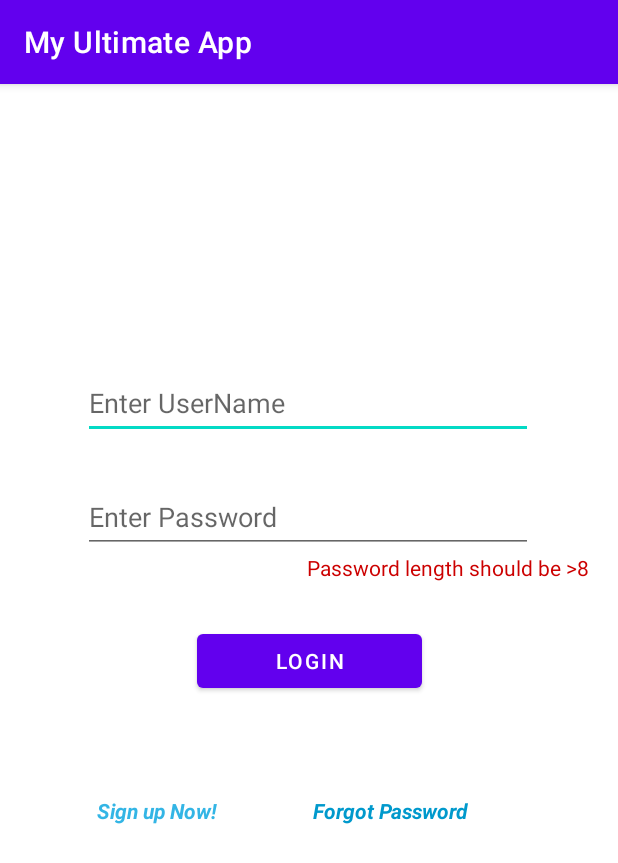
After one commit to jasshu01/My-Ultimate-App, an Android app: the LoginPage screen opened directly, with no data from a screen before it, on a phone screen of 412 x 824 dp. The commit adds this screen. Shown: the top 863 px of the screen. Run offline under Robolectric (Android 15) with nearby library versions, the phone set to English and light mode, and no system bars.

Commit message:
Login Activity Added

```diff
--- /dev/null
+++ b/app/src/main/java/com/example/myultimateapp/LoginPage.java
@@ -0,0 +1,116 @@
+package com.example.myultimateapp;
+
+import androidx.appcompat.app.AppCompatActivity;
+
+import android.annotation.SuppressLint;
+import android.content.Intent;
+import android.content.SharedPreferences;
+import android.graphics.Color;
+import android.os.Bundle;
+import android.text.Editable;
+import android.text.TextWatcher;
+import android.util.Log;
+import android.view.View;
+import android.widget.Button;
+import android.widget.EditText;
+import android.widget.TextView;
+
+public class LoginPage extends AppCompatActivity {
+
+    EditText userName, password;
+    TextView passwordInstructions, signupOption, ForgotPassword;
+    Button loginButton;
+
+
+    @SuppressLint("MissingInflatedId")
+    @Override
+    protected void onCreate(Bundle savedInstanceState) {
+        super.onCreate(savedInstanceState);
+        setContentView(R.layout.activity_login_page);
+        userName = findViewById(R.id.login_userName);
+        password = findViewById(R.id.login_password);
+        passwordInstructions = findViewById(R.id.passwordInstructions);
+        signupOption = findViewById(R.id.signupOption);
+        ForgotPassword = findViewById(R.id.forgotPassword);
+        loginButton = findViewById(R.id.loginButton);
+
+
+        password.addTextChangedListener(new TextWatcher() {
+            @Override
+            public void beforeTextChanged(CharSequence charSequence, int i, int i1, int i2) {
+
+            }
+
+            @Override
+            public void onTextChanged(CharSequence s, int i, int i1, int i2) {
+                boolean numericPresent = false;
+                passwordInstructions.setTextColor(Color.argb(255,255,0,0));
+                String password = s.toString();
+                if (password.length() == 0) {
+                    passwordInstructions.setText("");
+                } else {
+                    if (password.length() < 8)
+                        passwordInstructions.setText("Password Length Should be minimum 8 Characters");
+                    else if (password.contains("@") || password.contains("#") || password.contains("$")) {
+
+
+                        for (int k = 0; k <= 9; k++) {
+                            if (password.contains(String.valueOf(k)))
+                                numericPresent = true;
+
+                        }
+
+                        if (numericPresent == false) {
+                            passwordInstructions.setText("Add atleast one digit");
+                        } else {
+                            passwordInstructions.setText("");
+                        }
+
+                    } else {
+                        passwordInstructions.setText("Add atleast one Special Chatacter @,#,$");
+                    }
+
+                }
+
+                if (numericPresent && password.length() >= 8 && (password.contains("@") || password.contains("#") || password.contains("$"))) {
+                    passwordInstructions.setText("Valid Password");
+                    passwordInstructions.setTextColor(Color.argb(255,0,255,0));
+                }
+
+
+            }
+
+            @Override
+            public void afterTextChanged(Editable editable) {
+
+            }
+        });
+
+
+        loginButton.setOnClickListener(new View.OnClickListener() {
+            @Override
+            public void onClick(View view) {
+                String final_username,final_password;
+                final_username = String.valueOf(userName.getText());
+
+                final_password = String.valueOf(password.getText());
+
+//                Check for Correctness  here
+
+                SharedPreferences sp=getSharedPreferences("Current User",MODE_PRIVATE);
+                SharedPreferences.Editor ed=sp.edit();
+                ed.putString("LoggedInUser", final_username);
+                ed.apply();
+
+
+                Intent intent=new Intent(LoginPage.this,HomePage.class);
+                startActivity(intent);
+
+
+
+
+            }
+        });
+
+    }
+}
--- a/app/src/main/java/com/example/myultimateapp/MainActivity.java
+++ b/app/src/main/java/com/example/myultimateapp/MainActivity.java
@@ -6,7 +6,6 @@ import android.annotation.SuppressLint;
 import android.content.Intent;
 import android.os.Bundle;
 import android.os.Handler;
-import android.view.WindowManager;
 
 public class MainActivity extends AppCompatActivity {
 
@@ -25,7 +24,7 @@ public class MainActivity extends AppCompatActivity {
             @Override
             public void run() {
                 Intent i = new Intent(MainActivity.this,
-                        HomePage.class);
+                        LoginPage.class);
                 startActivity(i);
                 finish();
 
--- /dev/null
+++ b/app/src/main/res/layout/activity_login_page.xml
@@ -0,0 +1,89 @@
+<?xml version="1.0" encoding="utf-8"?>
+<androidx.constraintlayout.widget.ConstraintLayout xmlns:android="http://schemas.android.com/apk/res/android"
+    xmlns:app="http://schemas.android.com/apk/res-auto"
+    xmlns:tools="http://schemas.android.com/tools"
+    android:layout_width="match_parent"
+    android:layout_height="match_parent"
+    tools:context=".LoginPage">
+
+    <EditText
+        android:id="@+id/login_userName"
+        android:layout_width="300dp"
+        android:layout_height="wrap_content"
+        android:ems="10"
+        android:hint="Enter UserName"
+        android:inputType="textPersonName"
+        android:minHeight="48dp"
+        app:layout_constraintBottom_toBottomOf="parent"
+        app:layout_constraintEnd_toEndOf="parent"
+        app:layout_constraintHorizontal_bias="0.497"
+        app:layout_constraintStart_toStartOf="parent"
+        app:layout_constraintTop_toTopOf="parent"
+        app:layout_constraintVertical_bias="0.262" />
+
+    <EditText
+        android:id="@+id/login_password"
+        android:layout_width="300dp"
+        android:layout_height="wrap_content"
+        android:layout_marginTop="28dp"
+        android:ems="10"
+        android:hint="Enter Password"
+        android:inputType="textPassword"
+        android:minHeight="48dp"
+        app:layout_constraintBottom_toBottomOf="parent"
+        app:layout_constraintEnd_toEndOf="@+id/login_userName"
+        app:layout_constraintHorizontal_bias="0.0"
+        app:layout_constraintStart_toStartOf="@+id/login_userName"
+        app:layout_constraintTop_toBottomOf="@+id/login_userName"
+        app:layout_constraintVertical_bias="0.0" />
+
+    <TextView
+        android:id="@+id/passwordInstructions"
+        android:layout_width="wrap_content"
+        android:layout_height="wrap_content"
+        android:text="Password length should be >8 "
+        android:textColor="@android:color/holo_red_dark"
+        app:layout_constraintEnd_toEndOf="parent"
+        app:layout_constraintHorizontal_bias="0.928"
+        app:layout_constraintStart_toStartOf="parent"
+        app:layout_constraintTop_toBottomOf="@+id/login_password" />
+
+    <TextView
+        android:id="@+id/signupOption"
+        android:layout_width="wrap_content"
+        android:layout_height="wrap_content"
+        android:layout_marginBottom="236dp"
+        android:text="Sign up Now!"
+        android:textAllCaps="false"
+        android:textColor="@android:color/holo_blue_light"
+        android:textStyle="bold|italic"
+        app:layout_constraintBottom_toBottomOf="parent"
+        app:layout_constraintEnd_toStartOf="@+id/forgotPassword"
+        app:layout_constraintStart_toStartOf="parent"
+        app:layout_constraintTop_toBottomOf="@+id/loginButton"
+        app:layout_constraintVertical_bias="0.636" />
+
+    <Button
+        android:id="@+id/loginButton"
+        android:layout_width="150dp"
+        android:layout_height="wrap_content"
+        android:layout_marginTop="48dp"
+        android:text="Login"
+        app:layout_constraintEnd_toEndOf="parent"
+        app:layout_constraintHorizontal_bias="0.501"
+        app:layout_constraintStart_toStartOf="parent"
+        app:layout_constraintTop_toBottomOf="@+id/login_password" />
+
+    <TextView
+        android:id="@+id/forgotPassword"
+        android:layout_width="wrap_content"
+        android:layout_height="wrap_content"
+        android:text="Forgot Password"
+        android:textColor="@android:color/holo_blue_dark"
+        android:textStyle="bold|italic"
+        app:layout_constraintBottom_toBottomOf="@+id/signupOption"
+        app:layout_constraintEnd_toEndOf="parent"
+        app:layout_constraintHorizontal_bias="0.675"
+        app:layout_constraintStart_toStartOf="parent"
+        app:layout_constraintTop_toTopOf="@+id/signupOption" />
+</androidx.constraintlayout.widget.ConstraintLayout>
```
Also changed, not shown: app/src/main/AndroidManifest.xml (+13 -0 lines), app/src/main/java/com/example/myultimateapp/HomePage.java (+9 -0 lines), app/src/main/res/layout/activity_home_page.xml (+9 -0 lines).
